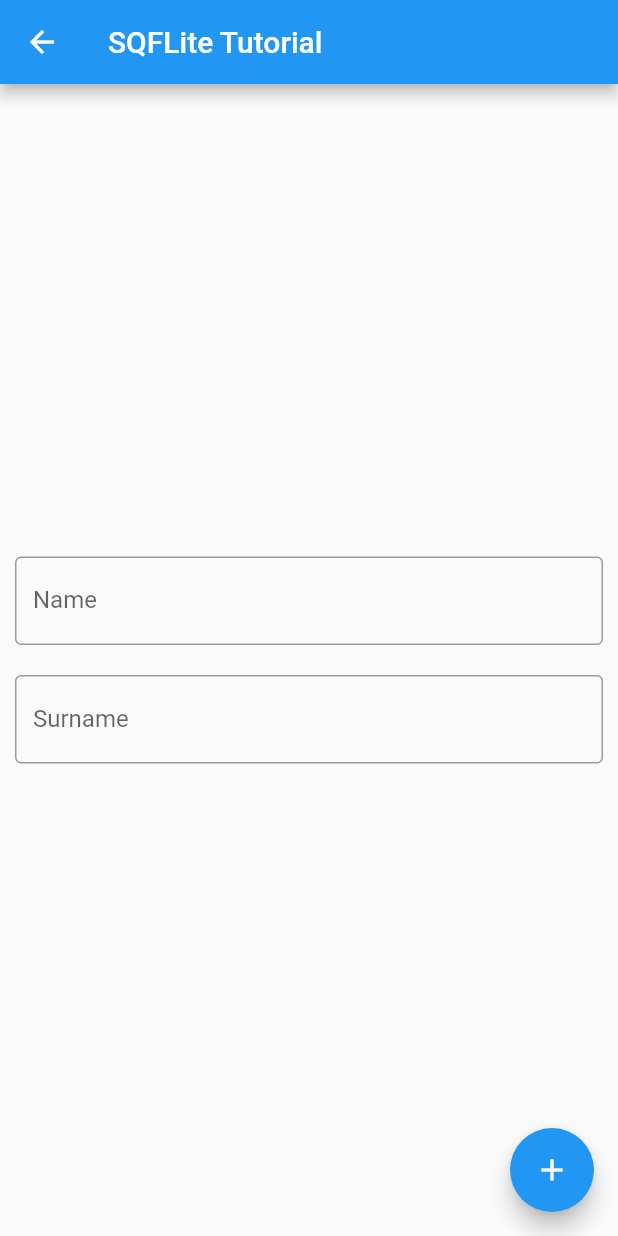
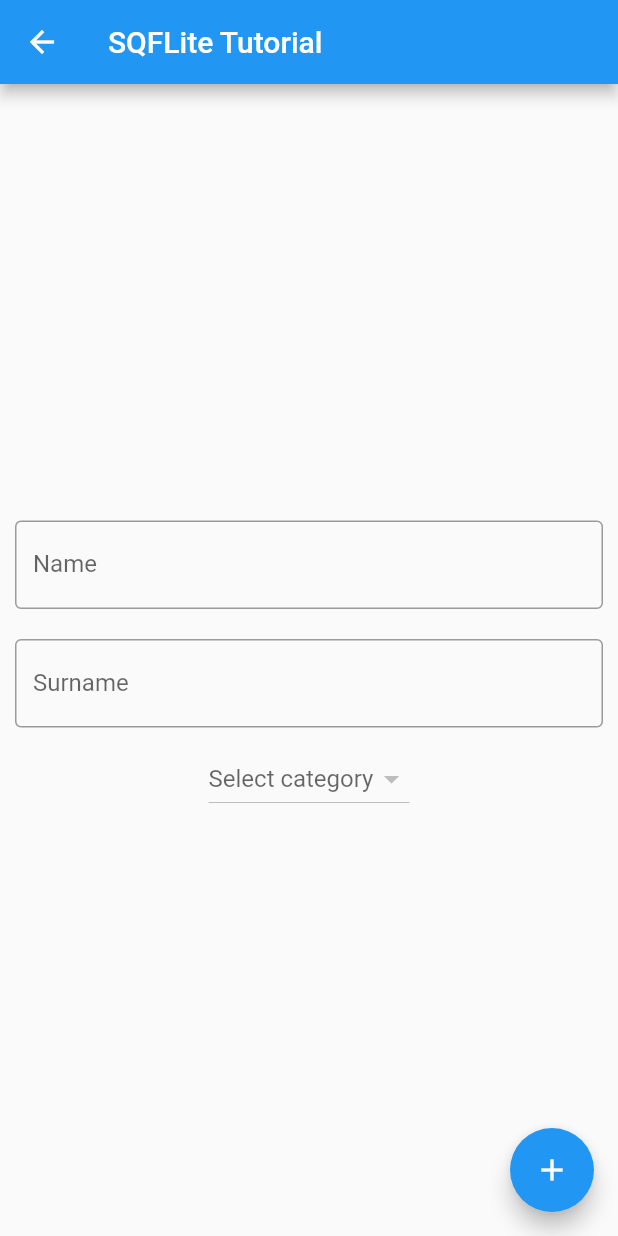
Before and after one commit to jurkko/sqflitetutorial2, a Flutter app: the AddContactPage screen opened by its route, on a phone screen of 412 x 824 dp. Run offline on Flutter 3.47's test engine with Material 2 defaults, Android fonts, the phone set to English and light mode, and no system bars; our stand-ins replace sqflite; accounts and stored records are empty.

Commit message:
Foreign keys & Categories

```diff
--- /dev/null
+++ b/lib/data/category_operations.dart
@@ -0,0 +1,24 @@
+import 'package:sqflite_tutorial/data/database.dart';
+import 'package:sqflite_tutorial/models/category.dart';
+
+class CategoryOperations {
+  CategoryOperations categoryOperations;
+
+  final dbProvider = DatabaseRepository.instance;
+
+  createCategory(Category category) async {
+    final db = await dbProvider.database;
+    db.insert('category', category.toMap());
+  }
+
+
+  Future<List<Category>> getAllCategories() async {
+    final db = await dbProvider.database;
+    List<Map<String, dynamic>> allRows = await db.query('category');
+    List<Category> categories =
+    allRows.map((category) => Category.fromMap(category)).toList();
+    return categories;
+  }
+
+
+}
--- a/lib/data/contact_operations.dart
+++ b/lib/data/contact_operations.dart
@@ -1,4 +1,5 @@
 import 'package:sqflite_tutorial/data/database.dart';
+import 'package:sqflite_tutorial/models/category.dart';
 import 'package:sqflite_tutorial/models/contact.dart';
 
 class ContactOperations {
@@ -9,6 +10,7 @@ class ContactOperations {
   createContact(Contact contact) async {
     final db = await dbProvider.database;
     db.insert('contact', contact.toMap());
+    print('contact inserted');
   }
 
   updateContact(Contact contact) async {
@@ -26,7 +28,18 @@ class ContactOperations {
     final db = await dbProvider.database;
     List<Map<String, dynamic>> allRows = await db.query('contact');
     List<Contact> contacts =
-        allRows.map((contact) => Contact.fromMap(contact)).toList();
+    allRows.map((contact) => Contact.fromMap(contact)).toList();
+    return contacts;
+  }
+
+  Future<List<Contact>> getAllContactsByCategory(Category category) async {
+    final db = await dbProvider.database;
+    List<Map<String, dynamic>> allRows = await db.rawQuery('''
+    SELECT * FROM contact
+    WHERE contact.FK_contact_category = ${category.id}
+    ''');
+    List<Contact> contacts =
+    allRows.map((contact) => Contact.fromMap(contact)).toList();
     return contacts;
   }
 
--- a/lib/data/database.dart
+++ b/lib/data/database.dart
@@ -9,7 +9,7 @@ class DatabaseRepository {
   static final DatabaseRepository instance =
       DatabaseRepository.privateConstructor();
 
-  final _databaseName = 'database';
+  final _databaseName = 'database3';
   final _databaseVersion = 1;
 
   static Database _database;
@@ -35,6 +35,16 @@ class DatabaseRepository {
             contactId INTEGER PRIMARY KEY AUTOINCREMENT,
             contactName STRING NOT NULL,
             contactSurname STRING NOT NULL,
+            FK_contact_category INT NOT NULL,
+            FOREIGN KEY (FK_contact_category) REFERENCES category (categoryId)
+
+          )
+          ''');
+
+    await db.execute('''
+          CREATE TABLE category (
+            categoryId INTEGER PRIMARY KEY AUTOINCREMENT,
+            categoryName STRING NOT NULL
           )
           ''');
   }
--- /dev/null
+++ b/lib/models/category.dart
@@ -0,0 +1,22 @@
+class Category {
+  int id;
+  String name;
+
+  Category({
+    this.id,
+    this.name,
+  });
+
+  Category.fromMap(dynamic obj) {
+    this.id = obj['categoryId'];
+    this.name = obj['categoryName'];
+  }
+
+  Map<String, dynamic> toMap() {
+    var map = <String, dynamic>{
+      'categoryName': name,
+    };
+
+    return map;
+  }
+}
--- a/lib/models/contact.dart
+++ b/lib/models/contact.dart
@@ -2,19 +2,22 @@ class Contact {
   int id;
   String name;
   String surname;
+  int category;
 
-  Contact({this.id, this.name, this.surname});
+  Contact({this.id, this.name, this.surname, this.category});
 
   Contact.fromMap(dynamic obj) {
     this.id = obj['contactId'];
     this.name = obj['contactName'];
     this.surname = obj['contactSurname'];
+    this.category = obj['FK_contact_category'];
   }
 
   Map<String, dynamic> toMap() {
     var map = <String, dynamic>{
       'contactName': name,
       'contactSurname': surname,
+      'FK_contact_category':category,
     };
 
     return map;
--- a/lib/presentation/pages/add_page.dart
+++ b/lib/presentation/pages/add__contact_page.dart
@@ -1,7 +1,11 @@
 import 'package:flutter/cupertino.dart';
 import 'package:flutter/material.dart';
+import 'package:sqflite_tutorial/data/category_operations.dart';
 import 'package:sqflite_tutorial/data/contact_operations.dart';
 import 'package:sqflite_tutorial/models/contact.dart';
+import 'package:sqflite_tutorial/models/category.dart';
+import 'package:sqflite_tutorial/presentation/widgets/categories_dropdown.dart';
+
 
 class AddContactPage extends StatefulWidget {
   AddContactPage({Key key}) : super(key: key);
@@ -14,6 +18,15 @@ class _AddContactPageState extends State<AddContactPage> {
   final _nameController = TextEditingController();
   final _surnameController = TextEditingController();
   ContactOperations contactOperations = ContactOperations();
+  CategoryOperations categoryOperations = CategoryOperations();
+  Category _selectedCategory;
+
+  callback(selectedCategory){
+    setState(() {
+      _selectedCategory = selectedCategory;
+      print(_selectedCategory.name);
+    });
+  }
 
   @override
   Widget build(BuildContext context) {
@@ -49,13 +62,19 @@ class _AddContactPageState extends State<AddContactPage> {
                     border: OutlineInputBorder(), labelText: 'Surname'),
               ),
             ),
+            FutureBuilder<List<Category>>(
+              future: categoryOperations.getAllCategories(),
+              builder: (context, snapshot) {
+                return snapshot.hasData ? CategoriesDropDown(snapshot.data, callback) : Text('No categories');
+              },
+            )
           ],
         ),
       ),
       floatingActionButton: FloatingActionButton(
         onPressed: () {
           final contact = Contact(
-              name: _nameController.text, surname: _surnameController.text);
+              name: _nameController.text, surname: _surnameController.text, category: _selectedCategory.id);
           contactOperations.createContact(contact);
         },
         child: Icon(Icons.add),
--- a/lib/presentation/pages/contacts_page.dart
+++ b/lib/presentation/pages/contacts_page.dart
@@ -34,7 +34,7 @@ class _ContactsPageState extends State<ContactsPage> {
                   builder: (context, snapshot){
                     if(snapshot.hasError) print('error');
                     var data = snapshot.data;
-                    return ContactsList(data);
+                    return snapshot.hasData ? ContactsList(data) : new Center(child: Text('You have no contacts'),);
                   },
                 ),
               ],
--- /dev/null
+++ b/lib/presentation/widgets/categories_dropdown.dart
@@ -0,0 +1,38 @@
+import 'package:flutter/cupertino.dart';
+import 'package:flutter/material.dart';
+import 'package:sqflite_tutorial/models/category.dart';
+
+class CategoriesDropDown extends StatefulWidget {
+  List<Category> categories;
+
+  Function(Category) callback;
+
+  CategoriesDropDown(
+      this.categories,
+      this.callback, {
+        Key key,
+      }) : super(key: key);
+
+  @override
+  _CategoriesDropDownState createState() => _CategoriesDropDownState();
+}
+
+class _CategoriesDropDownState extends State<CategoriesDropDown> {
+  @override
+  Widget build(BuildContext context) {
+    return DropdownButton<Category>(
+      hint: Text('Select category'),
+      onChanged: (Category value){
+        setState(() {
+          widget.callback(value);
+        });
+      },
+      items: widget.categories.map((category) {
+        return DropdownMenuItem(
+          value: category,
+          child: Text(category.name),
+        );
+      }).toList()
+    );
+  }
+}
```
Also changed, not shown: lib/main.dart (+5 -2 lines), lib/presentation/pages/add_category_page.dart (added, +59 -0 lines), lib/presentation/pages/search_contacts_by_category.dart (added, +69 -0 lines), lib/presentation/widgets/horizontal_button_bar.dart (+15 -0 lines).
